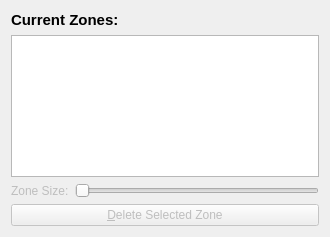
The window that Modules/USUI/USNavigationUI/Qmitk/QmitkUSZoneManagementWidget.ui (MITK/MITK) describes before a commit, drawn with Qt 5.
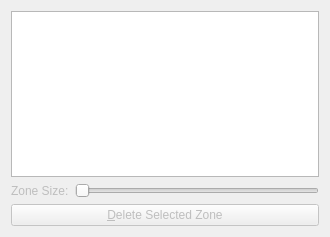
The same window after the commit. Icons and pictures are not drawn.

What changed in the file:
```diff
--- a/Modules/USUI/USNavigationUI/Qmitk/QmitkUSZoneManagementWidget.ui
+++ b/Modules/USUI/USNavigationUI/Qmitk/QmitkUSZoneManagementWidget.ui
@@ -14,20 +14,6 @@
    <string>Form</string>
   </property>
   <layout class="QVBoxLayout" name="verticalLayout">
-   <item>
-    <widget class="QLabel" name="ZonesTitleLabel">
-     <property name="font">
-      <font>
-       <pointsize>11</pointsize>
-       <weight>75</weight>
-       <bold>true</bold>
-      </font>
-     </property>
-     <property name="text">
-      <string>Current Zones:</string>
-     </property>
-    </widget>
-   </item>
    <item>
     <widget class="QTableView" name="CurrentZonesTable">
      <property name="sizePolicy">
```
Left out of the diff: 2 changed lines with no effect on the pictures.
